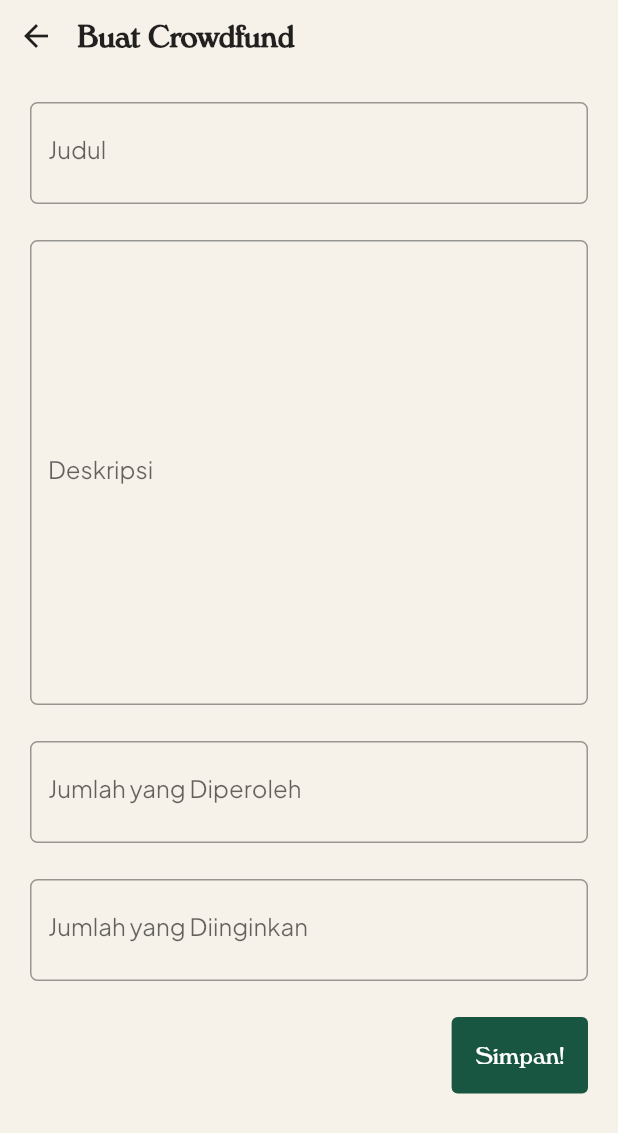
After one commit to D10-PBP/Proyek-Akhir-Semester, a Flutter app: the screen it shows after launch, after a tap on the "add" icon, on a phone screen of 412 x 824 dp. The commit adds this screen. Shown: the top 1133 px of the screen. Run offline on Flutter 3.47's test engine with Material 2 defaults, Android fonts, the phone set to English and light mode, and no system bars; our stand-ins replace flutter_html, google_nav_bar; missing offline and left inert: pbp_django_auth; accounts and stored records are empty.

Commit message:
Add create crowdfund page

```diff
--- /dev/null
+++ b/lib/crowdfunding/pages/create_crowdfund_page.dart
@@ -0,0 +1,255 @@
+import 'package:flutter/material.dart';
+import 'package:flutter/services.dart';
+import 'package:sayang_dibuang_mobile/core/providers/page_provider.dart';
+import 'package:sayang_dibuang_mobile/core/theme/theme_color.dart';
+import 'package:provider/provider.dart';
+import 'package:pbp_django_auth/pbp_django_auth.dart';
+import 'package:sayang_dibuang_mobile/crowdfunding/models/crowdfund.dart';
+import 'package:sayang_dibuang_mobile/crowdfunding/utils/crowdfund_api_handler.dart';
+import 'package:sayang_dibuang_mobile/fitur_autentikasi/providers/current_user_profile.dart';
+
+class CreateCrowdfundPage extends StatefulWidget {
+  CreateCrowdfundPage({super.key});
+  @override
+  State<CreateCrowdfundPage> createState() => _CreateCrowdfundPageState();
+}
+
+class _CreateCrowdfundPageState extends State<CreateCrowdfundPage> {
+  final _formKey = GlobalKey<FormState>();
+  String _title = '';
+  String _description = '';
+  int _received = 0;
+  int _target = 0;
+
+  @override
+  void initState() {
+    super.initState();
+  }
+
+  @override
+  Widget build(BuildContext context) {
+    final request = context.watch<CookieRequest>();
+    final profile = context.watch<CurrentUserProfileModel>();
+
+    return SafeArea(
+        child: Scaffold(
+      backgroundColor: ThemeColor.sand,
+      body: Column(
+        children: [
+          // Back Button
+          Row(
+            children: [
+              BackButton(
+                onPressed: () {
+                  Navigator.pop(context);
+                },
+              ),
+              const SizedBox(
+                width: 4,
+              ),
+              const Text("Buat Crowdfund",
+                  style: TextStyle(
+                      fontFamily: 'Verona',
+                      fontSize: 20,
+                      fontWeight: FontWeight.bold)),
+            ],
+          ),
+          // Form
+          Expanded(
+            child: Form(
+                key: _formKey,
+                child: SingleChildScrollView(
+                  child: Container(
+                    padding: const EdgeInsets.all(20.0),
+                    child: Column(
+                      crossAxisAlignment: CrossAxisAlignment.start,
+                      children: [
+                        TextFormField(
+                          decoration: InputDecoration(
+                            hintText: "Dibutuhkan 20 karton telur",
+                            labelText: "Judul",
+
+                            // Menambahkan circular border agar lebih rapi
+                            border: OutlineInputBorder(
+                              borderRadius: BorderRadius.circular(5.0),
+                            ),
+                          ),
+                          // Menambahkan behavior saat nama diketik
+                          onChanged: (String? value) {
+                            setState(() {
+                              _title = value!;
+                            });
+                          },
+                          // Menambahkan behavior saat data disimpan
+                          onSaved: (String? value) {
+                            setState(() {
+                              _title = value!;
+                            });
+                          },
+                          // Validator sebagai validasi form
+                          validator: (String? value) {
+                            if (value == null || value.isEmpty) {
+                              return 'Judul tidak boleh kosong!';
+                            }
+                            return null;
+                          },
+                        ),
+
+                        const SizedBox(
+                          height: 24,
+                        ),
+
+                        // Description Field
+                        TextFormField(
+                          keyboardType: TextInputType.multiline,
+                          maxLines: 10,
+                          decoration: InputDecoration(
+                            hintText: "Dibutuhkan 20 karton telur",
+                            labelText: "Deskripsi",
+
+                            // Menambahkan circular border agar lebih rapi
+                            border: OutlineInputBorder(
+                              borderRadius: BorderRadius.circular(5.0),
+                            ),
+                          ),
+                          // Menambahkan behavior saat nama diketik
+                          onChanged: (String? value) {
+                            setState(() {
+                              _description = value!;
+                            });
+                          },
+                          // Menambahkan behavior saat data disimpan
+                          onSaved: (String? value) {
+                            setState(() {
+                              _description = value!;
+                            });
+                          },
+                          // Validator sebagai validasi form
+                          validator: (String? value) {
+                            if (value == null || value.isEmpty) {
+                              return 'Judul tidak boleh kosong!';
+                            }
+                            return null;
+                          },
+                        ),
+
+                        const SizedBox(
+                          height: 24,
+                        ),
+
+                        // Received
+                        TextFormField(
+                          keyboardType: TextInputType.number,
+                          inputFormatters: [
+                            FilteringTextInputFormatter.digitsOnly
+                          ],
+                          decoration: InputDecoration(
+                              hintText: "10000",
+                              labelText: "Jumlah yang Diperoleh",
+                              focusedBorder: const OutlineInputBorder(
+                                  borderSide: BorderSide(
+                                      color: ThemeColor.darkGreen, width: 2.0)),
+                              border: OutlineInputBorder(
+                                  borderRadius: BorderRadius.circular(5.0))),
+                          onChanged: (String? received) {
+                            setState(() {
+                              _received = int.parse(received!);
+                            });
+                          },
+                          onSaved: (String? received) {
+                            setState(() {
+                              _received = int.parse(received!);
+                            });
+                          },
+                          validator: (String? received) {
+                            if (int.parse(received!) < 0) {
+                              return "Nilai tidak boleh negatif!";
+                            }
+                            if (int.parse(received) > _target) {
+                              return "Jumlah diperoleh tidak boleh lebih besar dari jumlah diinginkan!";
+                            }
+                            return null;
+                          },
+                        ),
+
+                        const SizedBox(
+                          height: 24,
+                        ),
+
+                        // Received
+                        TextFormField(
+                          keyboardType: TextInputType.number,
+                          inputFormatters: [
+                            FilteringTextInputFormatter.digitsOnly
+                          ],
+                          decoration: InputDecoration(
+                              hintText: "10000",
+                              labelText: "Jumlah yang Diinginkan",
+                              border: OutlineInputBorder(
+                                  borderRadius: BorderRadius.circular(5.0))),
+                          onChanged: (String? target) {
+                            setState(() {
+                              _target = int.parse(target!);
+                            });
+                          },
+                          onSaved: (String? target) {
+                            setState(() {
+                              _target = int.parse(target!);
+                            });
+                          },
+                          validator: (String? target) {
+                            if (int.parse(target!) < 0) {
+                              return "Nilai tidak boleh negatif!";
+                            }
+
+                            return null;
+                          },
+                        ),
+
+                        // Submit Button
+                        const SizedBox(height: 24.0),
+                        Row(
+                          mainAxisAlignment: MainAxisAlignment.end,
+                          children: [
+                            TextButton(
+                                style: ButtonStyle(
+                                  backgroundColor: MaterialStateProperty.all(
+                                      ThemeColor.darkGreen),
+                                ),
+                                onPressed: () {
+                                  if (_formKey.currentState!.validate()) {
+                                    final response =
+                                        CrowdfundAPIHandler.createCrowdfund(
+                                            request, {
+                                      'csrfmiddlewaretoken':
+                                          request.cookies['csrftoken'],
+                                      'title': _title,
+                                      'description': _description,
+                                      'received': _received.toString(),
+                                      'target': _target.toString(),
+                                    });
+
+                                    // Go back to crowdfunding main page (pop twice)
+                                    Navigator.of(context).pop();
+                                  }
+                                },
+                                child: const Padding(
+                                  padding: EdgeInsets.all(8.0),
+                                  child: Text("Simpan!",
+                                      style: TextStyle(
+                                          color: Colors.white,
+                                          fontFamily: 'Verona',
+                                          fontSize: 16)),
+                                )),
+                          ],
+                        )
+                      ],
+                    ),
+                  ),
+                )),
+          )
+        ],
+      ),
+    ));
+  }
+}
--- a/lib/crowdfunding/pages/crowdfundings_page.dart
+++ b/lib/crowdfunding/pages/crowdfundings_page.dart
@@ -1,5 +1,7 @@
 import 'package:flutter/material.dart';
+import 'package:sayang_dibuang_mobile/core/theme/theme_color.dart';
 import 'package:sayang_dibuang_mobile/crowdfunding/models/crowdfund.dart';
+import 'package:sayang_dibuang_mobile/crowdfunding/pages/create_crowdfund_page.dart';
 import 'package:sayang_dibuang_mobile/crowdfunding/pages/crowdfundings_no_user_page.dart';
 import 'package:sayang_dibuang_mobile/crowdfunding/utils/crowdfund_api_handler.dart';
 import 'package:sayang_dibuang_mobile/crowdfunding/widgets/user_crowdfunds.dart';
@@ -44,11 +46,33 @@ class _CrowdfundingsPageState extends State<CrowdfundingsPage> {
             ),
 
             // User Crowdfunds
-            const Padding(
-              padding: EdgeInsets.only(left: 16.0),
-              child: Text(
-                "Kampanyeku",
-                style: TextStyle(fontSize: 20, fontWeight: FontWeight.bold),
+            Padding(
+              padding: const EdgeInsets.symmetric(horizontal: 16.0),
+              child: Row(
+                mainAxisAlignment: MainAxisAlignment.spaceBetween,
+                children: [
+                  const Text(
+                    "Kampanyeku",
+                    style: TextStyle(fontSize: 20, fontWeight: FontWeight.bold),
+                  ),
+                  GestureDetector(
+                    onTap: () {
+                      Navigator.push(
+                          context,
+                          MaterialPageRoute(
+                              builder: (context) => CreateCrowdfundPage()));
+                    },
+                    child: ClipRRect(
+                        borderRadius: BorderRadius.circular(16),
+                        child: Container(
+                            color: ThemeColor.gold,
+                            child: const Icon(
+                              Icons.add,
+                              color: ThemeColor.white,
+                              size: 30,
+                            ))),
+                  ),
+                ],
               ),
             ),
 
--- a/lib/crowdfunding/utils/crowdfund_api_handler.dart
+++ b/lib/crowdfunding/utils/crowdfund_api_handler.dart
@@ -4,6 +4,14 @@ class CrowdfundAPIHandler {
   static Future<dynamic> fetchAllCrowdfunds(CookieRequest request) async {
     final response = await request
         .get('https://sayang-dibuang.up.railway.app/crowdfundings/json/');
+    return response;
+  }
+
+  static Future<dynamic> createCrowdfund(
+      CookieRequest request, Map<String, dynamic> crowdfund) async {
+    final response = await request.post(
+        'https://sayang-dibuang.up.railway.app/crowdfundings/create/mobile',
+        crowdfund);
     return response;
   }
 
--- a/lib/crowdfunding/widgets/user_crowdfunds.dart
+++ b/lib/crowdfunding/widgets/user_crowdfunds.dart
@@ -49,7 +49,6 @@ class UserCrowdfunds extends StatelessWidget {
                   if (snapshot.data[index]['user_id'] == profile.user!.pk) {
                     return GestureDetector(
                       onTap: () {
-                        print('taptaptap');
                         Provider.of<PageProvider>(context, listen: false).push(
                             const CrowdfundingsPage(),
                             UserCrowdfundPage(
```
